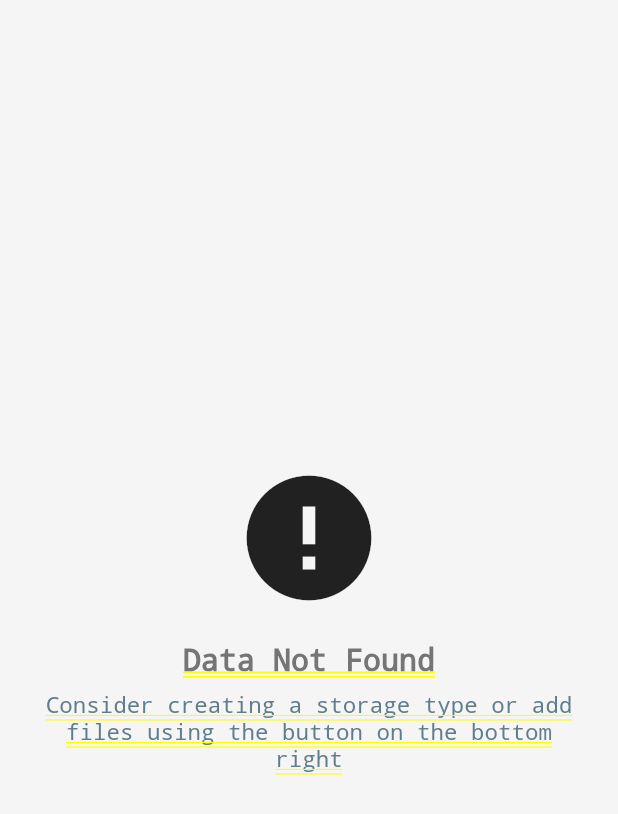
After one commit to vibhav2799/4ceed_flutter, a Flutter app: the EmptyData screen opened by its route, on a phone screen of 412 x 824 dp. The commit adds this screen. Shown: the top 814 px of the screen. Run offline on Flutter 3.47's test engine with Material 2 defaults, Android fonts, the phone set to English and light mode, and no system bars; our stand-ins replace google_sign_in, open_file, splashscreen; network calls fail.

Commit message:
Creations work well

```diff
--- a/lib/main.dart
+++ b/lib/main.dart
@@ -3,8 +3,8 @@ import 'package:flutter/material.dart';
 import './pages/splash_screen.dart';
 import './utils/home_data.dart';
 import './utils/specific_data.dart';
-import './pages/file_preview.dart';
-import './pages/create_new.dart';
+import './pages/empty.dart';
+import './utils/spaces_list_dropdown.dart';
 
 // Main controller to run 4ceed_app
 void main() {
@@ -26,6 +26,7 @@ class App extends StatelessWidget {
         '/specific-data-spaces': (BuildContext context) => new SpecificData('spaces'),
         '/specific-data-collections': (BuildContext context) => new SpecificData('collections'),
         '/specific-data-datasets': (BuildContext context) => new SpecificData('datasets'),
+        '/data-not-found': (BuildContext context) => new EmptyData()
       }
     );
   }
--- /dev/null
+++ b/lib/pages/empty.dart
@@ -0,0 +1,32 @@
+import 'package:flutter/material.dart';
+
+class EmptyData extends StatelessWidget {
+  @override
+  Widget build(BuildContext context) {
+    return new Container(
+        padding: EdgeInsets.only(left: 24.0, right: 24.0),
+        color: Colors.grey[100],
+        child: new Column(
+            mainAxisAlignment: MainAxisAlignment.center,
+            children: <Widget>[
+              new Icon(
+                Icons.error,
+                size: 100.0,
+                textDirection: TextDirection.ltr,
+              ),
+              new Padding(padding: EdgeInsets.only(top: 20.0)),
+              new Text(
+                  "Data Not Found",
+                  textDirection: TextDirection.ltr,
+                  textAlign: TextAlign.center,
+                  style: TextStyle(color: Colors.grey[600], fontWeight: FontWeight.bold, fontSize: 20.0)),
+              new Padding(padding: EdgeInsets.only(top: 10.0)),
+              new Text(
+                "Consider creating a storage type or add files using the button on the bottom right",
+                textDirection: TextDirection.ltr,
+                textAlign: TextAlign.center,
+                style: TextStyle(color: Colors.blueGrey, fontWeight: FontWeight.normal, fontSize: 15.0)),
+
+            ]));
+  }
+}
--- a/lib/utils/user_info.dart
+++ b/lib/utils/user_info.dart
@@ -1,4 +1,4 @@
-var serverAddress = "http://3359c6f1.ngrok.io";
+var serverAddress = "http://2b7c6d77.ngrok.io";
 var userName = "";
 var email = "";
 var auth = "";
```
Also changed, not shown: lib/pages/create_new.dart (+79 -19 lines), lib/utils/action_button.dart (+12 -7 lines), lib/utils/home_data.dart (+24 -21 lines), lib/utils/specific_data.dart (+12 -20 lines), lib/pages/upload_to_dataset.dart (added), lib/utils/spaces_list_dropdown.dart (added), 1 other file.
